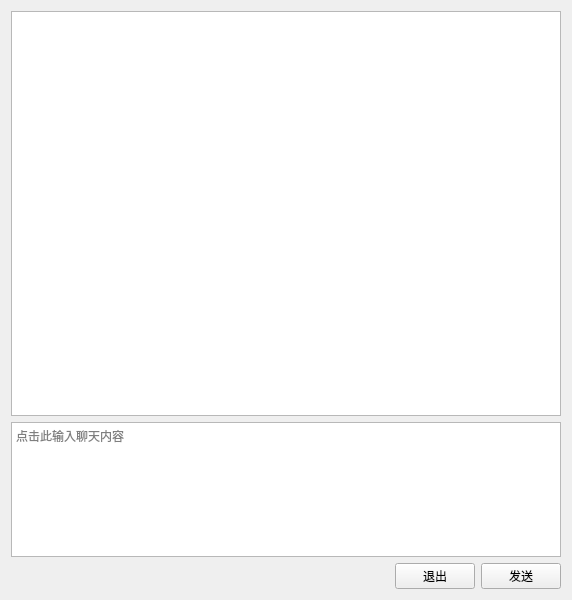
This is gui/gavim.ui in avplayer/avim as Qt 5 draws it before an edit. The edited form follows.
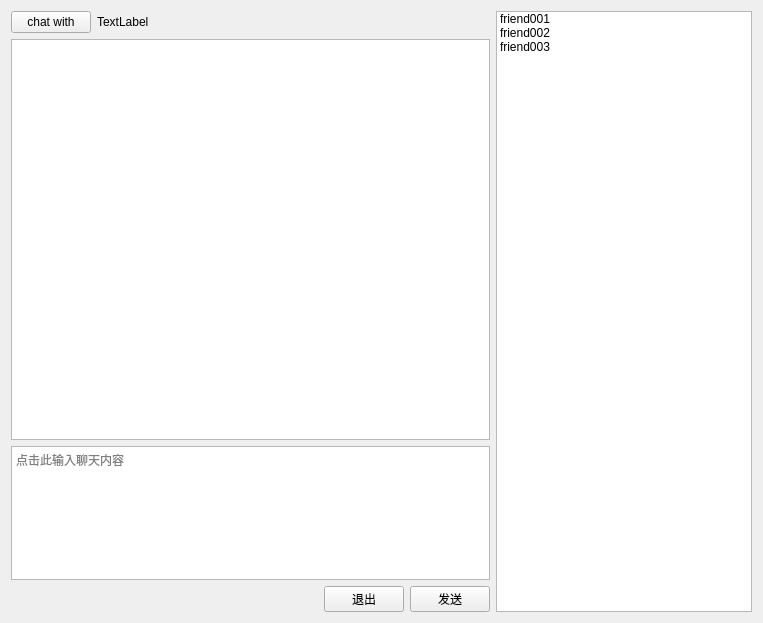
This is the edited form.

The edit to the form file:
```diff
--- a/gui/gavim.ui
+++ b/gui/gavim.ui
@@ -6,16 +6,34 @@
    <rect>
     <x>0</x>
     <y>0</y>
-    <width>572</width>
-    <height>600</height>
+    <width>763</width>
+    <height>623</height>
    </rect>
   </property>
   <property name="windowTitle">
    <string>gavim</string>
   </property>
-  <layout class="QHBoxLayout" name="horizontalLayout_4">
+  <layout class="QHBoxLayout" name="horizontalLayout_3" stretch="4,0">
    <item>
-    <layout class="QVBoxLayout" name="verticalLayout" stretch="3,1,0">
+    <layout class="QVBoxLayout" name="verticalLayout" stretch="0,6,2,0">
+     <item>
+      <layout class="QHBoxLayout" name="horizontalLayout_2" stretch="0,1">
+       <item>
+        <widget class="QPushButton" name="chatTarget">
+         <property name="text">
+          <string>chat with</string>
+         </property>
+        </widget>
+       </item>
+       <item>
+        <widget class="QLabel" name="currentChat">
+         <property name="text">
+          <string>TextLabel</string>
+         </property>
+        </widget>
+       </item>
+      </layout>
+     </item>
      <item>
       <widget class="QTextBrowser" name="messageBrowser"/>
      </item>
@@ -25,7 +43,7 @@
         <string>&lt;!DOCTYPE HTML PUBLIC &quot;-//W3C//DTD HTML 4.0//EN&quot; &quot;http://www.w3.org/TR/REC-html40/strict.dtd&quot;&gt;
 &lt;html&gt;&lt;head&gt;&lt;meta name=&quot;qrichtext&quot; content=&quot;1&quot; /&gt;&lt;style type=&quot;text/css&quot;&gt;
 p, li { white-space: pre-wrap; }
-&lt;/style&gt;&lt;/head&gt;&lt;body style=&quot; font-family:'PMingLiU'; font-size:9pt; font-weight:400; font-style:normal;&quot;&gt;
+&lt;/style&gt;&lt;/head&gt;&lt;body style=&quot; font-family:'SimSun'; font-size:9pt; font-weight:400; font-style:normal;&quot;&gt;
 &lt;p style=&quot;-qt-paragraph-type:empty; margin-top:0px; margin-bottom:0px; margin-left:0px; margin-right:0px; -qt-block-indent:0; text-indent:0px; font-family:'DejaVu Sans Mono'; font-size:11pt;&quot;&gt;&lt;br /&gt;&lt;/p&gt;&lt;/body&gt;&lt;/html&gt;</string>
        </property>
        <property name="placeholderText">
@@ -72,6 +90,25 @@
      </item>
     </layout>
    </item>
+   <item>
+    <widget class="QListWidget" name="friendList">
+     <item>
+      <property name="text">
+       <string>friend001</string>
+      </property>
+     </item>
+     <item>
+      <property name="text">
+       <string>friend002</string>
+      </property>
+     </item>
+     <item>
+      <property name="text">
+       <string>friend003</string>
+      </property>
+     </item>
+    </widget>
+   </item>
   </layout>
  </widget>
  <layoutdefault spacing="6" margin="11"/>
```
Left out of the diff: 1 changed line with no effect on the pictures.
